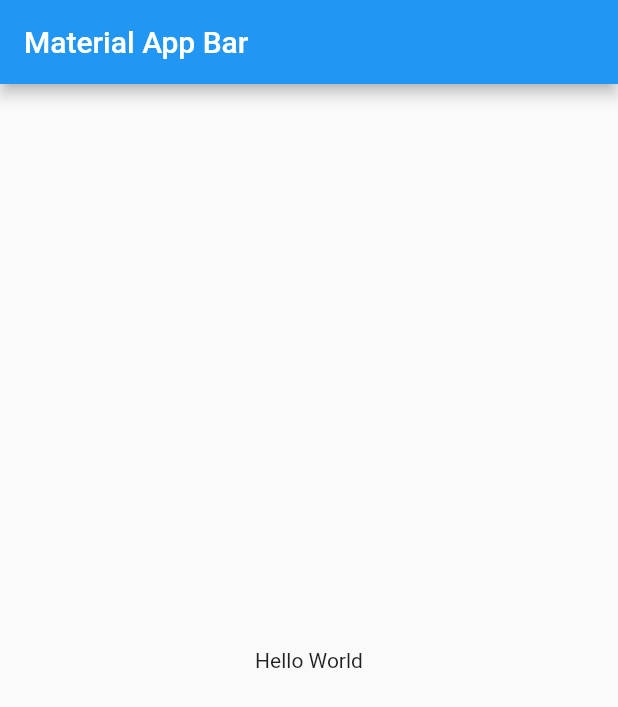
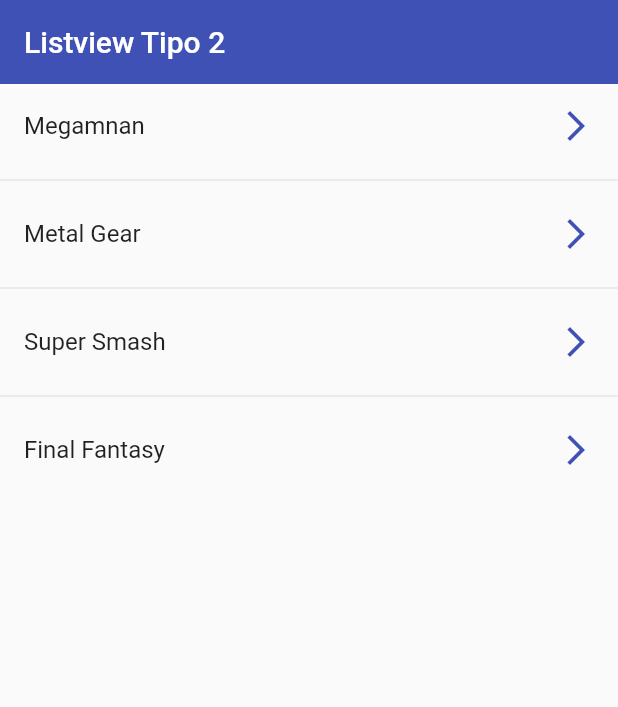
Before and after one commit to fgardila/list_components_fernando_herrera, a Flutter app: the screen it shows after launch, on a phone screen of 412 x 824 dp. Shown: the top 707 px of the screen. Run offline on Flutter 3.47's test engine with Material 2 defaults, Android fonts, the phone set to English and light mode, and no system bars.

Commit message:
Steps * Listview - Mostrar lista de elementos * Crear ListTiles * Listview Builder y Separated * Tabs * HomeScreen y rutas iniciales

```diff
--- a/lib/main.dart
+++ b/lib/main.dart
@@ -1,4 +1,5 @@
 import 'package:flutter/material.dart';
+import 'package:list_components_fernando_herrera/screens/screens.dart';
 
 void main() => runApp(const MyApp());
 
@@ -10,14 +11,15 @@ class MyApp extends StatelessWidget {
     return MaterialApp(
       debugShowCheckedModeBanner: false,
       title: 'Material App',
-      home: Scaffold(
-        appBar: AppBar(
-          title: const Text('Material App Bar'),
-        ),
-        body: const Center(
-          child: Text('Hello World'),
-        ),
-      ),
+      //home: const CardScreen(),
+      initialRoute: 'listview2',
+      routes: {
+        'home'      : (BuildContext context) => const HomeScreen(),
+        'listview1' : (BuildContext context) => const Listview1Screen(),
+        'listview2' : (BuildContext context) => const Listview2Screen(),
+        'alert'     : (BuildContext context) => const AlertScreen(),
+        'card'      : (BuildContext context) => const CardScreen(),
+      },
     );
   }
 }
--- /dev/null
+++ b/lib/screens/listview1_screen.dart
@@ -0,0 +1,31 @@
+import 'package:flutter/material.dart';
+
+class Listview1Screen extends StatelessWidget {
+  final options = const [
+    "Megamnan",
+    "Metal Gear",
+    "Super Smash",
+    'Final Fantasy'
+  ];
+
+  const Listview1Screen({Key? key}) : super(key: key);
+
+  @override
+  Widget build(BuildContext context) {
+    return Scaffold(
+      appBar: AppBar(
+        title: const Text("Listview Tipo 1"),
+      ),
+      body: ListView(
+        children: [
+          ...options
+              .map((game) => ListTile(
+                    title: Text("Hola $game"),
+                    trailing: const Icon(Icons.arrow_forward_ios_outlined),
+                  ))
+              .toList()
+        ],
+      ),
+    );
+  }
+}
--- /dev/null
+++ b/lib/screens/listview2_screen.dart
@@ -0,0 +1,39 @@
+import 'package:flutter/material.dart';
+
+class Listview2Screen extends StatelessWidget {
+  final options = const [
+    "Megamnan",
+    "Metal Gear",
+    "Super Smash",
+    'Final Fantasy'
+  ];
+
+  const Listview2Screen({Key? key}) : super(key: key);
+
+  @override
+  Widget build(BuildContext context) {
+    return Scaffold(
+      appBar: AppBar(
+        title: const Text("Listview Tipo 2"),
+        elevation: 0,
+        backgroundColor: Colors.indigo,
+      ),
+      body: ListView.separated(
+        scrollDirection: Axis.vertical,
+        itemCount: options.length,
+        itemBuilder: (context, i) => ListTile(
+          title: Text(options[i]),
+          trailing: const Icon(
+            Icons.arrow_forward_ios_outlined,
+            color: Colors.indigo,
+          ),
+          onTap: () {
+            final game = options[i];
+            print(game);
+          },
+        ),
+        separatorBuilder: (_, __) => const Divider(),
+      ),
+    );
+  }
+}
--- /dev/null
+++ b/lib/screens/screens.dart
@@ -0,0 +1,5 @@
+export 'package:list_components_fernando_herrera/screens/aler_screen.dart';
+export 'package:list_components_fernando_herrera/screens/card_screen.dart';
+export 'package:list_components_fernando_herrera/screens/listview1_screen.dart';
+export 'package:list_components_fernando_herrera/screens/listview2_screen.dart';
+export 'package:list_components_fernando_herrera/screens/home_screen.dart';
```
Also changed, not shown: lib/screens/aler_screen.dart (added, +15 -0 lines), lib/screens/card_screen.dart (added, +15 -0 lines), lib/screens/home_screen.dart (added, +15 -0 lines).
